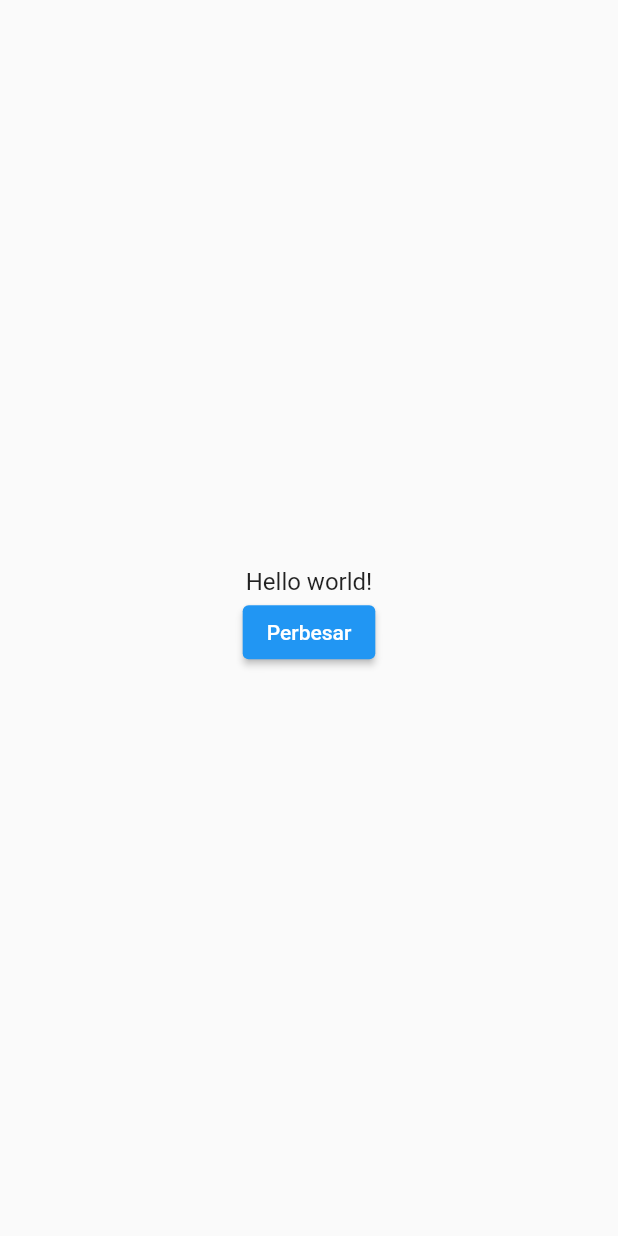
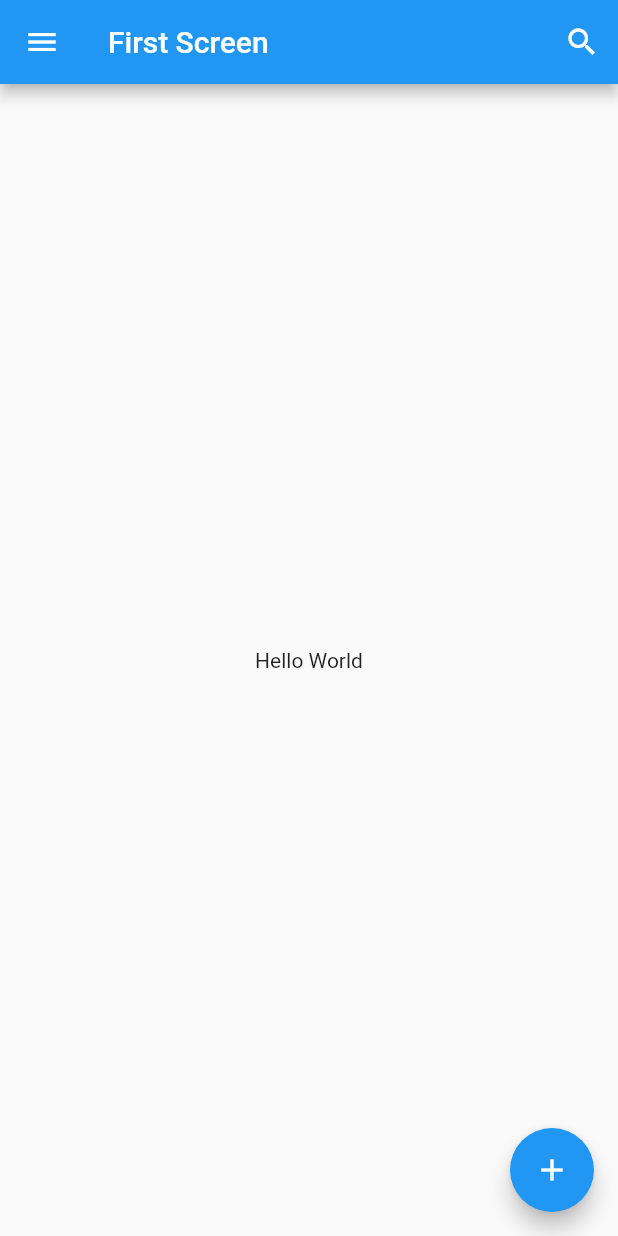
Before and after one commit to FiqSky/flutter-app, a Flutter app: the screen it shows after launch, on a phone screen of 412 x 824 dp. Run offline on Flutter 3.47's test engine with Material 2 defaults, Android fonts, the phone set to English and light mode, and no system bars.

Commit message:
pengenalan scaffold

```diff
--- a/lib/main.dart
+++ b/lib/main.dart
@@ -5,6 +5,7 @@ void main() {
 }
 
 class MyApp extends StatelessWidget {
+  // This widget is the root of your application.
   @override
   Widget build(BuildContext context) {
     return MaterialApp(
@@ -12,57 +13,38 @@ class MyApp extends StatelessWidget {
       theme: ThemeData(
         primarySwatch: Colors.blue,
       ),
-      home: Scaffold(
-        body: Center(
-          child: BiggerText(
-              text: "Hello world!"), // Ubah widget Heading ke PerubahanText
+      home: FirstScreen(), // Panggil FirstScreen di sini
+    );
+  }
+}
+
+class FirstScreen extends StatelessWidget {
+  @override
+  Widget build(BuildContext context) {
+    return Scaffold(
+      appBar: AppBar(
+        leading: IconButton(
+          icon: Icon(
+            Icons.menu,
+            color: Colors.white,
+          ),
         ),
+        title: Text('First Screen'),
+        actions: <Widget>[
+          IconButton(
+            icon: Icon(
+              Icons.search,
+              color: Colors.white,
+            ),
+          )
+        ],
+      ),
+      body: Center(
+        child: Text('Hello World'),
+      ),
+      floatingActionButton: FloatingActionButton(
+        child: Icon(Icons.add),
       ),
     );
   }
 }
-
-class Heading extends StatelessWidget {
-  final String text;
-
-  Heading({this.text});
-
-  @override
-  Widget build(BuildContext context) {
-    return Text(
-      text,
-      style: TextStyle(
-        fontSize: 24.0,
-        fontWeight: FontWeight.bold,
-      ),
-    );
-  }
-}
-
-class BiggerText extends StatefulWidget {
-  final String text;
-  const BiggerText({this.text});
-  @override
-  _BiggerTextState createState() => _BiggerTextState();
-}
-
-class _BiggerTextState extends State<BiggerText> {
-  double _textSize = 16.0;
-  @override
-  Widget build(BuildContext context) {
-    return Column(
-      mainAxisAlignment: MainAxisAlignment.center,
-      children: <Widget>[
-        Text(widget.text, style: TextStyle(fontSize: _textSize)),
-        ElevatedButton(
-          child: Text("Perbesar"),
-          onPressed: () {
-            setState(() {
-              _textSize = 32.0;
-            });
-          },
-        )
-      ],
-    );
-  }
-}
```
